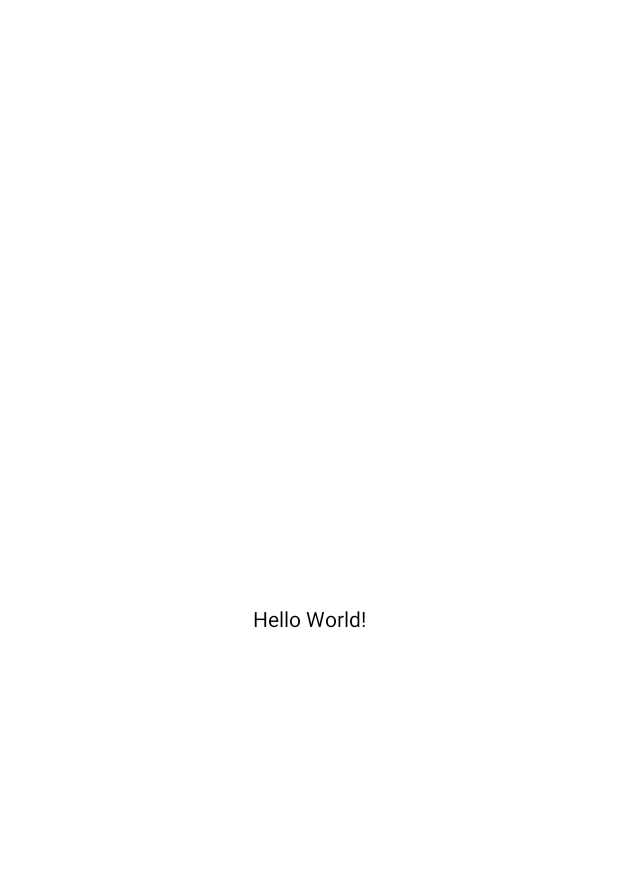
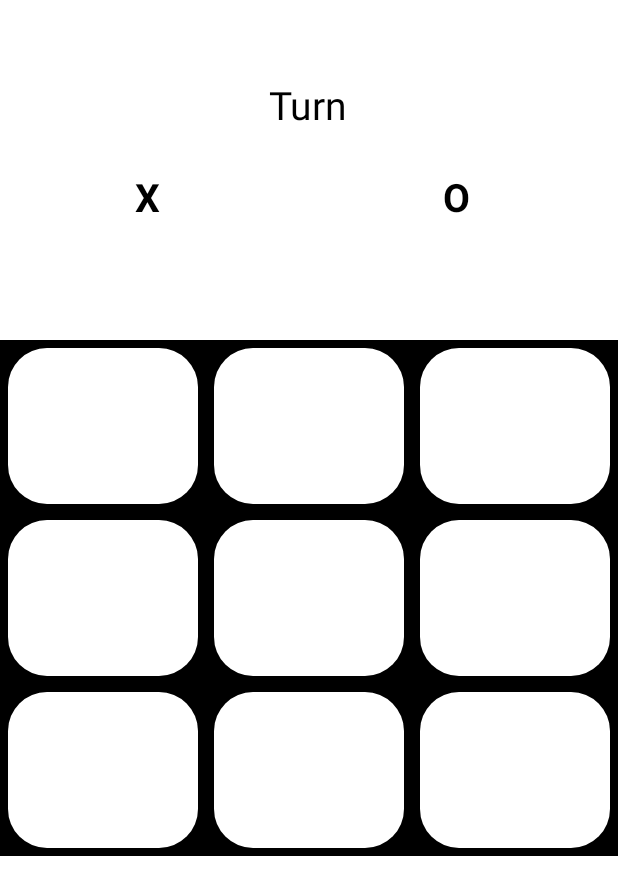
Before and after one commit to rlram/Tic-tac-toe, an Android app: the screen it shows after launch (MainActivity), on a phone screen of 412 x 824 dp. Before the commit the part shown is almost empty. Shown: the top 895 px of the screen. Run offline under Robolectric (Android 15) with nearby library versions, the phone set to English and light mode, and no system bars; our stand-ins replace sdp/ssp sizes.

Commit message:
adding layout files

```diff
--- a/app/build.gradle.kts
+++ b/app/build.gradle.kts
@@ -40,4 +40,6 @@ dependencies {
     testImplementation(libs.junit)
     androidTestImplementation(libs.ext.junit)
     androidTestImplementation(libs.espresso.core)
+    implementation(libs.sdp.android)
+    implementation(libs.ssp.android)
 }
--- a/app/src/main/AndroidManifest.xml
+++ b/app/src/main/AndroidManifest.xml
@@ -1,6 +1,6 @@
 <?xml version="1.0" encoding="utf-8"?>
 <manifest xmlns:android="http://schemas.android.com/apk/res/android"
-    xmlns:tools="http://schemas.android.com/tools">
+    xmlns:tools="http://schemas.android.com/tools" >
 
     <application
         android:allowBackup="true"
@@ -11,10 +11,13 @@
         android:roundIcon="@mipmap/ic_launcher_round"
         android:supportsRtl="true"
         android:theme="@style/Theme.TicTacToe"
-        tools:targetApi="31">
+        tools:targetApi="31" >
         <activity
             android:name=".MainActivity"
-            android:exported="true">
+            android:exported="false" />
+        <activity
+            android:name=".SplashActivity"
+            android:exported="true" >
             <intent-filter>
                 <action android:name="android.intent.action.MAIN" />
 
--- /dev/null
+++ b/app/src/main/java/com/example/tictactoe/SplashActivity.java
@@ -0,0 +1,34 @@
+package com.example.tictactoe;
+
+import android.annotation.SuppressLint;
+import android.content.Intent;
+import android.os.Bundle;
+import android.os.Handler;
+
+import androidx.activity.EdgeToEdge;
+import androidx.appcompat.app.AppCompatActivity;
+import androidx.core.graphics.Insets;
+import androidx.core.view.ViewCompat;
+import androidx.core.view.WindowInsetsCompat;
+
+@SuppressLint("CustomSplashScreen")
+public class SplashActivity extends AppCompatActivity {
+
+    @Override
+    protected void onCreate(Bundle savedInstanceState) {
+        super.onCreate(savedInstanceState);
+        EdgeToEdge.enable(this);
+        setContentView(R.layout.activity_splash);
+        ViewCompat.setOnApplyWindowInsetsListener(findViewById(R.id.main), (v, insets) -> {
+            Insets systemBars = insets.getInsets(WindowInsetsCompat.Type.systemBars());
+            v.setPadding(systemBars.left, systemBars.top, systemBars.right, systemBars.bottom);
+            return insets;
+        });
+
+        new Handler().postDelayed(() -> {
+            Intent intent = new Intent(getApplicationContext(), MainActivity.class);
+            startActivity(intent);
+            finish();
+        }, 2000);
+    }
+}
--- /dev/null
+++ b/app/src/main/res/drawable/rounded_background.xml
@@ -0,0 +1,7 @@
+<?xml version="1.0" encoding="utf-8"?>
+<shape xmlns:android="http://schemas.android.com/apk/res/android"
+    android:shape="rectangle">
+
+    <corners android:radius="@dimen/_20sdp"/>
+    <solid android:color="@color/white"/>
+</shape>
--- a/app/src/main/res/layout/activity_main.xml
+++ b/app/src/main/res/layout/activity_main.xml
@@ -1,19 +1,133 @@
 <?xml version="1.0" encoding="utf-8"?>
-<androidx.constraintlayout.widget.ConstraintLayout xmlns:android="http://schemas.android.com/apk/res/android"
+<LinearLayout xmlns:android="http://schemas.android.com/apk/res/android"
     xmlns:app="http://schemas.android.com/apk/res-auto"
     xmlns:tools="http://schemas.android.com/tools"
     android:id="@+id/main"
     android:layout_width="match_parent"
     android:layout_height="match_parent"
+    android:orientation="vertical"
+    android:background="@color/white"
     tools:context=".MainActivity">
 
     <TextView
         android:layout_width="wrap_content"
         android:layout_height="wrap_content"
-        android:text="Hello World!"
-        app:layout_constraintBottom_toBottomOf="parent"
-        app:layout_constraintEnd_toEndOf="parent"
-        app:layout_constraintStart_toStartOf="parent"
-        app:layout_constraintTop_toTopOf="parent" />
+        android:text="@string/turn"
+        android:textSize="@dimen/_20ssp"
+        android:textColor="@color/black"
+        android:layout_gravity="center"
+        android:layout_marginTop="@dimen/_40sdp"
+        android:layout_marginBottom="@dimen/_20sdp"/>
 
-</androidx.constraintlayout.widget.ConstraintLayout>
+    <LinearLayout
+        android:layout_width="match_parent"
+        android:layout_height="wrap_content"
+        android:orientation="horizontal"
+        android:layout_marginBottom="@dimen/_60sdp">
+
+        <TextView
+            android:id="@+id/tvTurnX"
+            android:layout_width="0dp"
+            android:layout_height="wrap_content"
+            android:text="@string/x"
+            android:textSize="@dimen/_20ssp"
+            android:textColor="@color/black"
+            android:textStyle="bold"
+            android:gravity="center"
+            android:layout_weight="1"/>
+
+        <TextView
+            android:id="@+id/tvTurnO"
+            android:layout_width="wrap_content"
+            android:layout_height="wrap_content"
+            android:text="@string/o"
+            android:textSize="@dimen/_20ssp"
+            android:textColor="@color/black"
+            android:textStyle="bold"
+            android:gravity="center"
+            android:layout_weight="1"/>
+
+    </LinearLayout>
+
+    <LinearLayout
+        android:layout_width="match_parent"
+        android:layout_height="wrap_content"
+        android:orientation="horizontal"
+        android:background="@color/black">
+
+        <Button
+            android:layout_width="wrap_content"
+            android:layout_height="@dimen/_80sdp"
+            android:layout_weight="1"
+            android:layout_margin="@dimen/_4sdp"
+            android:background="@drawable/rounded_background" />
+
+        <Button
+            android:layout_width="wrap_content"
+            android:layout_height="@dimen/_80sdp"
+            android:layout_weight="1"
+            android:layout_margin="@dimen/_4sdp"
+            android:background="@drawable/rounded_background" />
+
+        <Button
+            android:layout_width="wrap_content"
+            android:layout_height="@dimen/_80sdp"
+            android:layout_weight="1"
+            android:layout_margin="@dimen/_4sdp"
+            android:background="@drawable/rounded_background" />
+    </LinearLayout>
+    <LinearLayout
+        android:layout_width="match_parent"
+        android:layout_height="wrap_content"
+        android:orientation="horizontal"
+        android:background="@color/black">
+
+        <Button
+            android:layout_width="wrap_content"
+            android:layout_height="@dimen/_80sdp"
+            android:layout_weight="1"
+            android:layout_margin="@dimen/_4sdp"
+            android:background="@drawable/rounded_background" />
+
+        <Button
+            android:layout_width="wrap_content"
+            android:layout_height="@dimen/_80sdp"
+            android:layout_weight="1"
+            android:layout_margin="@dimen/_4sdp"
+            android:background="@drawable/rounded_background" />
+
+        <Button
+            android:layout_width="wrap_content"
+            android:layout_height="@dimen/_80sdp"
+            android:layout_weight="1"
+            android:layout_margin="@dimen/_4sdp"
+            android:background="@drawable/rounded_background" />
+    </LinearLayout>
+    <LinearLayout
+        android:layout_width="match_parent"
+        android:layout_height="wrap_content"
+        android:orientation="horizontal"
+        android:background="@color/black">
+
+        <Button
+            android:layout_width="wrap_content"
+            android:layout_height="@dimen/_80sdp"
+            android:layout_weight="1"
+            android:layout_margin="@dimen/_4sdp"
+            android:background="@drawable/rounded_background" />
+
+        <Button
+            android:layout_width="wrap_content"
+            android:layout_height="@dimen/_80sdp"
+            android:layout_weight="1"
+            android:layout_margin="@dimen/_4sdp"
+            android:background="@drawable/rounded_background" />
+
+        <Button
+            android:layout_width="wrap_content"
+            android:layout_height="@dimen/_80sdp"
+            android:layout_weight="1"
+            android:layout_margin="@dimen/_4sdp"
+            android:background="@drawable/rounded_background" />
+    </LinearLayout>
+</LinearLayout>
--- /dev/null
+++ b/app/src/main/res/layout/activity_splash.xml
@@ -0,0 +1,21 @@
+<?xml version="1.0" encoding="utf-8"?>
+<androidx.constraintlayout.widget.ConstraintLayout xmlns:android="http://schemas.android.com/apk/res/android"
+    xmlns:app="http://schemas.android.com/apk/res-auto"
+    xmlns:tools="http://schemas.android.com/tools"
+    android:id="@+id/main"
+    android:layout_width="match_parent"
+    android:layout_height="match_parent"
+    android:background="@color/white"
+    tools:context=".SplashActivity">
+
+    <ImageView
+        android:id="@+id/imageView"
+        android:layout_width="wrap_content"
+        android:layout_height="wrap_content"
+        android:contentDescription="@string/app_name"
+        app:layout_constraintBottom_toBottomOf="parent"
+        app:layout_constraintEnd_toEndOf="parent"
+        app:layout_constraintStart_toStartOf="parent"
+        app:layout_constraintTop_toTopOf="parent"
+        app:srcCompat="@drawable/app_logo" />
+</androidx.constraintlayout.widget.ConstraintLayout>
--- a/app/src/main/res/values-night/themes.xml
+++ b/app/src/main/res/values-night/themes.xml
@@ -2,9 +2,6 @@
     <!-- Base application theme. -->
     <style name="Base.Theme.TicTacToe" parent="Theme.AppCompat.DayNight.NoActionBar">
         <item name="android:windowIsTranslucent">true</item>
-        <item name="android:statusBarColor">@android:color/transparent</item>
-
-        <item name="android:windowBackground">@color/black</item>
-        <item name="android:textColor">@color/white</item>
+        <item name="android:statusBarColor">@color/white</item>
     </style>
 </resources>
--- a/app/src/main/res/values/strings.xml
+++ b/app/src/main/res/values/strings.xml
@@ -1,3 +1,6 @@
 <resources>
     <string name="app_name">Tic tac toe</string>
+    <string name="turn">Turn</string>
+    <string name="x">X</string>
+    <string name="o">O</string>
 </resources>
--- a/app/src/main/res/values/themes.xml
+++ b/app/src/main/res/values/themes.xml
@@ -2,11 +2,8 @@
     <!-- Base application theme. -->
     <style name="Base.Theme.TicTacToe" parent="Theme.AppCompat.DayNight.NoActionBar">
         <item name="android:windowIsTranslucent">true</item>
-        <item name="android:statusBarColor">@android:color/transparent</item>
+        <item name="android:statusBarColor">@color/white</item>
         <item name="android:windowLightStatusBar">true</item>
-
-        <item name="android:windowBackground">@color/white</item>
-        <item name="android:textColor">@color/black</item>
     </style>
 
     <style name="Theme.TicTacToe" parent="Base.Theme.TicTacToe" />
--- a/gradle/libs.versions.toml
+++ b/gradle/libs.versions.toml
@@ -7,6 +7,8 @@ appcompat = "1.7.0"
 material = "1.12.0"
 activity = "1.9.3"
 constraintlayout = "2.2.0"
+sdpAndroid = "1.1.1"
+sspAndroid = "1.1.1"
 
 [libraries]
 junit = { group = "junit", name = "junit", version.ref = "junit" }
@@ -16,6 +18,8 @@ appcompat = { group = "androidx.appcompat", name = "appcompat", version.ref = "a
 material = { group = "com.google.android.material", name = "material", version.ref = "material" }
 activity = { group = "androidx.activity", name = "activity", version.ref = "activity" }
 constraintlayout = { group = "androidx.constraintlayout", name = "constraintlayout", version.ref = "constraintlayout" }
+sdp-android = { module = "com.intuit.sdp:sdp-android", version.ref = "sdpAndroid" }
+ssp-android = { module = "com.intuit.ssp:ssp-android", version.ref = "sspAndroid" }
 
 [plugins]
 android-application = { id = "com.android.application", version.ref = "agp" }
```
